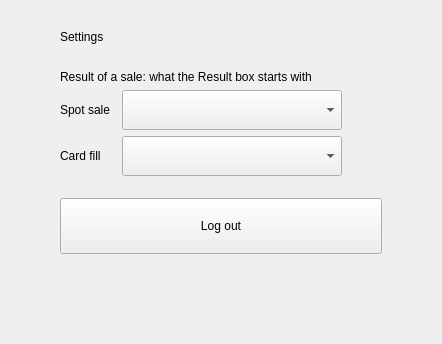
Qt form smart210/src/settings/SettingsPage.ui (atosdev7/GasStaion) before a commit.
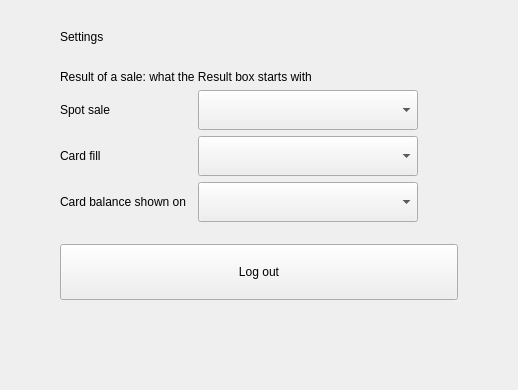
The same form after that commit.

Commit message: Card fill is ticket-based only again; a card that is read shows its balance on a dispenser

Diff of the .ui file:
```diff
--- a/smart210/src/settings/SettingsPage.ui
+++ b/smart210/src/settings/SettingsPage.ui
@@ -45,7 +45,17 @@
        <property name="minimumSize"><size><width>220</width><height>40</height></size></property>
       </widget>
      </item>
-     <item row="0" column="2" rowspan="2">
+     <item row="2" column="0">
+      <widget class="QLabel" name="cardBalanceLabel">
+       <property name="text"><string>Card balance shown on</string></property>
+      </widget>
+     </item>
+     <item row="2" column="1">
+      <widget class="QComboBox" name="cardBalanceCombo">
+       <property name="minimumSize"><size><width>220</width><height>40</height></size></property>
+      </widget>
+     </item>
+     <item row="0" column="2" rowspan="3">
       <spacer name="resultsSpacer">
        <property name="orientation"><enum>Qt::Horizontal</enum></property>
        <property name="sizeHint" stdset="0"><size><width>40</width><height>20</height></size></property>
```
The commit also changes 29 other files.
